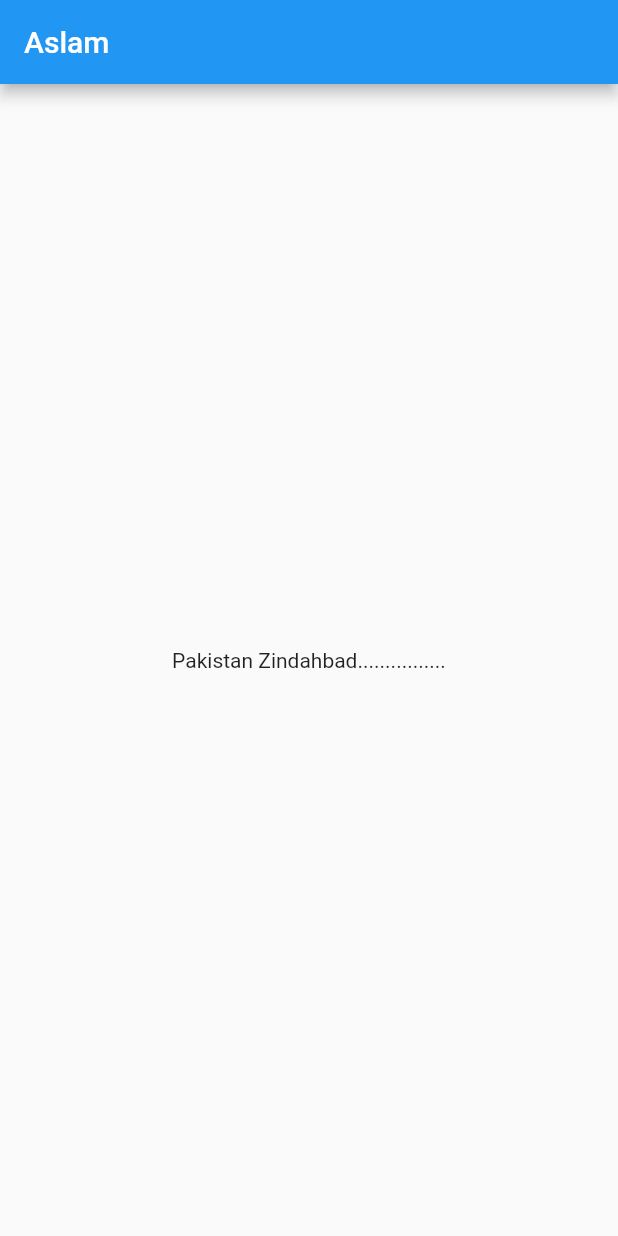
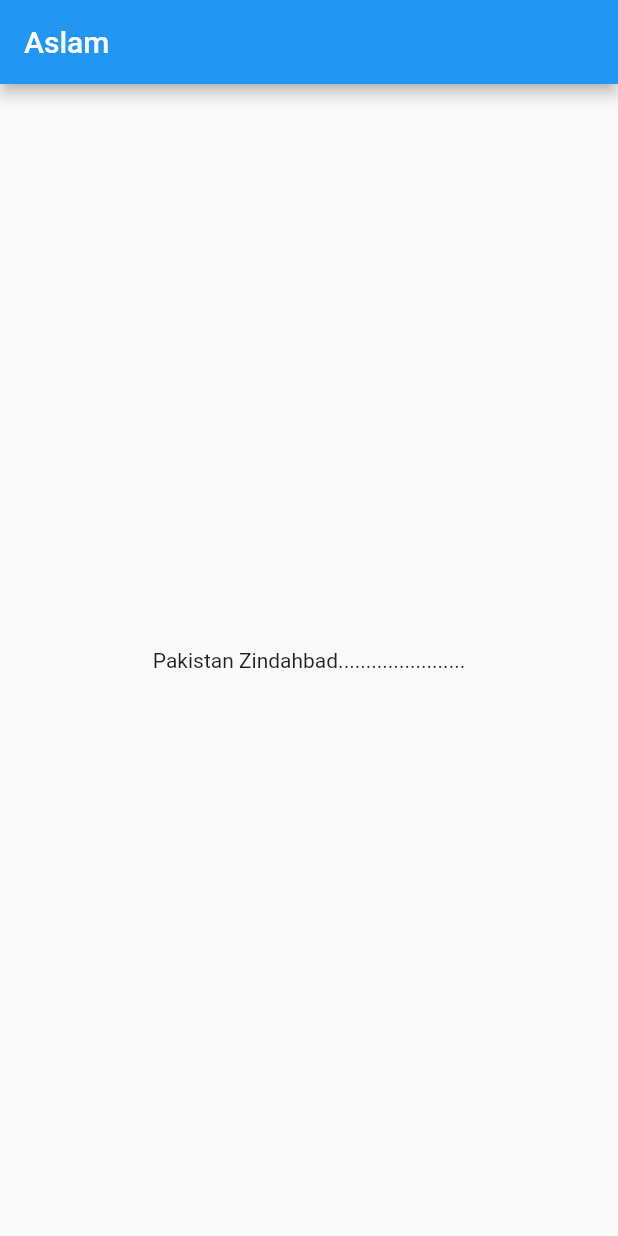
Before and after one commit to AxlamJ/gittest1, a Flutter app: the screen it shows after launch, on a phone screen of 412 x 824 dp. Run offline on Flutter 3.47's test engine with Material 2 defaults, Android fonts, the phone set to English and light mode, and no system bars.

Commit message:
comm all

```diff
--- a/lib/main.dart
+++ b/lib/main.dart
@@ -15,7 +15,7 @@ class MyApp extends StatelessWidget {
 
       ),
       body: Center(
-        child: Text("Pakistan Zindahbad................"),
+        child: Text("Pakistan Zindahbad......................."),
         ),
       ),
 
```
